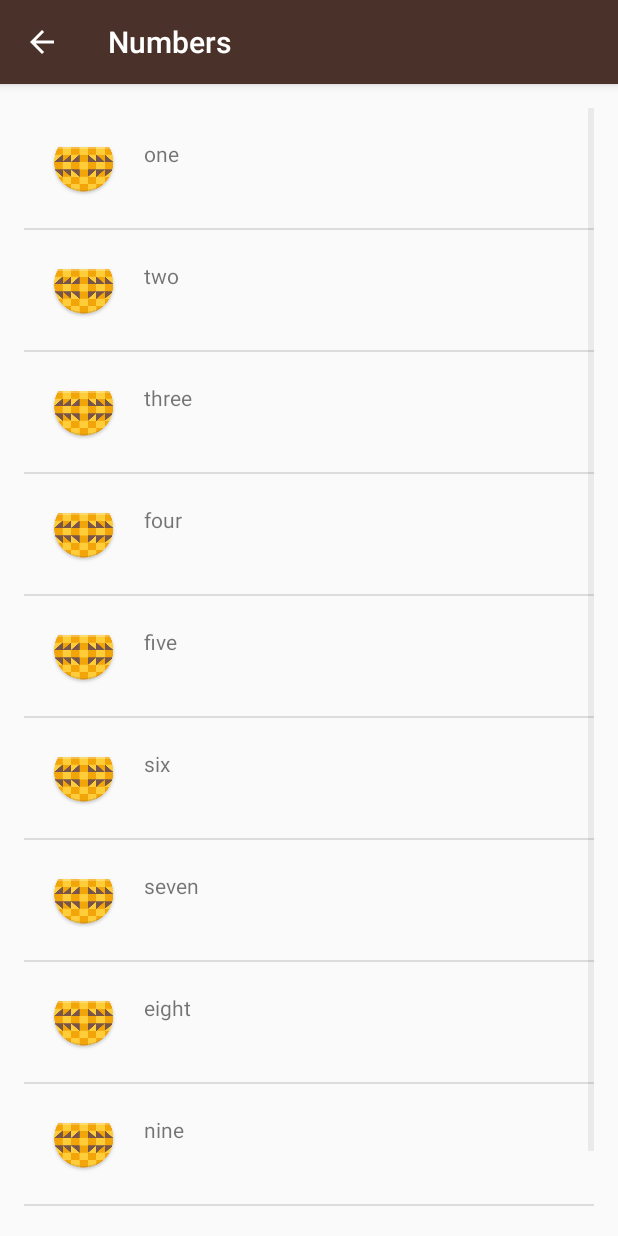
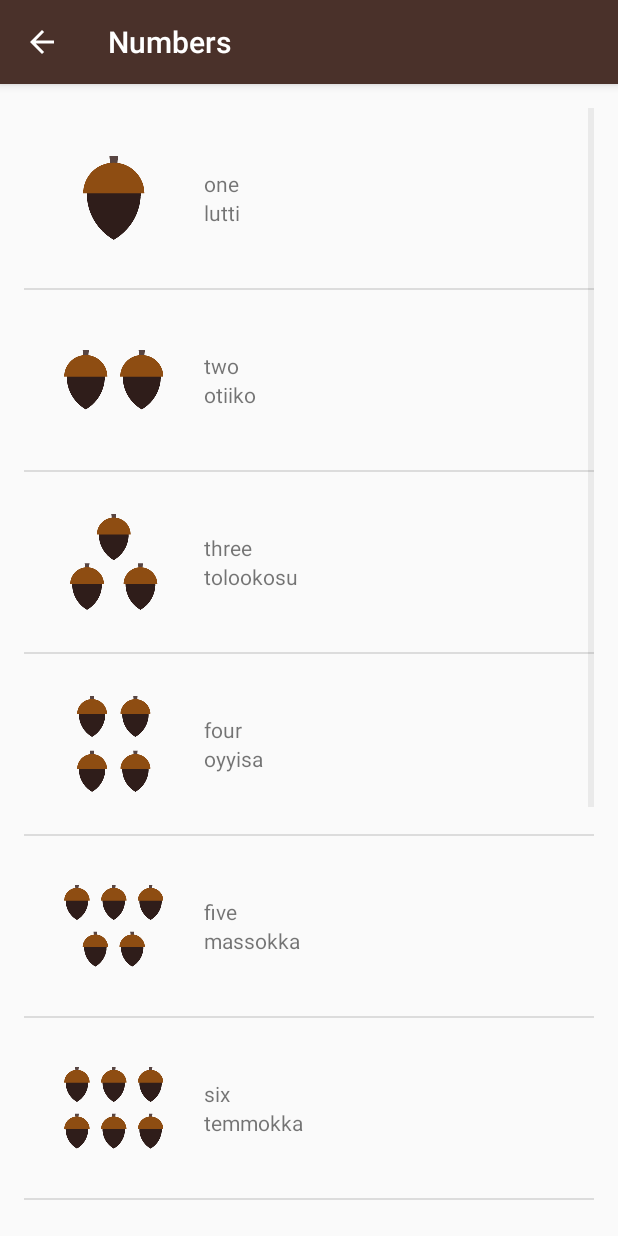
Before and after one commit to Pro-KY/Miwok, an Android app: the NumbersActivity screen opened directly, with no data from a screen before it, on a phone screen of 412 x 824 dp. Run offline under Robolectric (Android 15) with nearby library versions, the phone set to English and light mode, and no system bars.

Commit message:
3.3 Modify WordAdapter to dynamically set correct image on each list item

```diff
--- a/app/src/main/java/com/example/android/miwok/NumbersActivity.java
+++ b/app/src/main/java/com/example/android/miwok/NumbersActivity.java
@@ -31,16 +31,16 @@ public class NumbersActivity extends AppCompatActivity {
         // Create an arrayList of words
         ArrayList<Word> words = new ArrayList<>();
 
-        words.add(new Word("one", "lutti"));
-        words.add(new Word("two", "otiiko"));
-        words.add(new Word("three", "tolookosu"));
-        words.add(new Word("four", "oyyisa"));
-        words.add(new Word("five", "massokka"));
-        words.add(new Word("six", "temmokka"));
-        words.add(new Word("seven", "kenekaku"));
-        words.add(new Word("eight", "kawinta"));
-        words.add(new Word("nine", "wo’e"));
-        words.add(new Word("ten", "na’aacha"));
+        words.add(new Word("one", "lutti", R.drawable.number_one));
+        words.add(new Word("two", "otiiko", R.drawable.number_two));
+        words.add(new Word("three", "tolookosu", R.drawable.number_three));
+        words.add(new Word("four", "oyyisa", R.drawable.number_four));
+        words.add(new Word("five", "massokka", R.drawable.number_five));
+        words.add(new Word("six", "temmokka", R.drawable.number_six));
+        words.add(new Word("seven", "kenekaku", R.drawable.number_seven));
+        words.add(new Word("eight", "kawinta", R.drawable.number_eight));
+        words.add(new Word("nine", "wo’e", R.drawable.number_nine));
+        words.add(new Word("ten", "na’aacha", R.drawable.number_ten));
 
         WordAdapter adapter = new WordAdapter(
                 this,
--- a/app/src/main/java/com/example/android/miwok/WordAdapter.java
+++ b/app/src/main/java/com/example/android/miwok/WordAdapter.java
@@ -6,6 +6,7 @@ import android.view.LayoutInflater;
 import android.view.View;
 import android.view.ViewGroup;
 import android.widget.ArrayAdapter;
+import android.widget.ImageView;
 import android.widget.TextView;
 
 import java.util.ArrayList;
@@ -56,7 +57,11 @@ public class WordAdapter  extends ArrayAdapter<Word> {
 
         // Find the TextView in the list_item.xml layout with the ID english_text_view
         TextView englishTextView = (TextView) listItemView.findViewById(R.id.english_text_view);
-        englishTextView.setText(currentWord.getmMiwokTranslation());
+        englishTextView.setText(currentWord.getMiwokTranslation());
+
+        // Find the ImageView in the list_item.xml layout with the ID image
+        ImageView imageView = (ImageView) listItemView.findViewById(R.id.image);
+        imageView.setImageResource(currentWord.getImageResourceId());
 
         return listItemView;
     }
--- a/app/src/main/res/layout/list_item.xml
+++ b/app/src/main/res/layout/list_item.xml
@@ -8,10 +8,10 @@
     android:padding="@dimen/list_item_padding">
 
     <ImageView
+        android:id="@+id/image"
         android:layout_height="wrap_content"
         android:layout_width="wrap_content"
-        android:src="@mipmap/ic_launcher"
-        android:contentDescription="image">
+        android:src="@mipmap/ic_launcher">
     </ImageView>
 
     <LinearLayout
```
